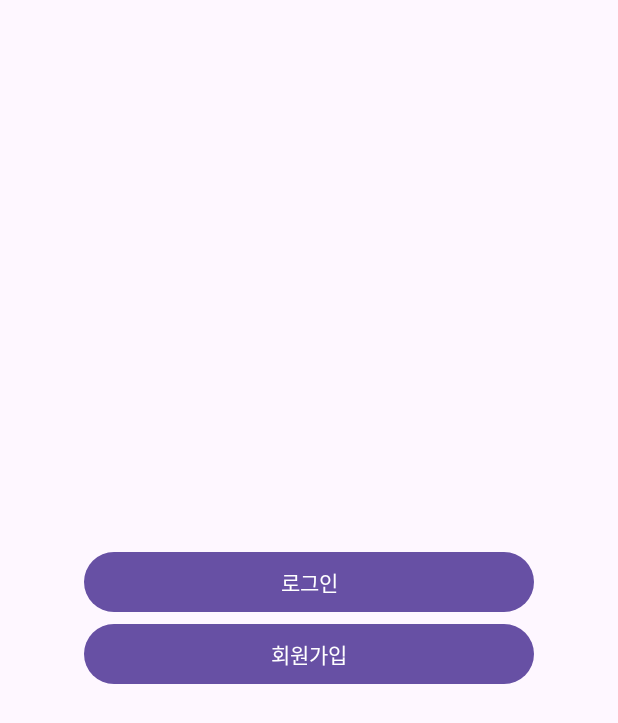
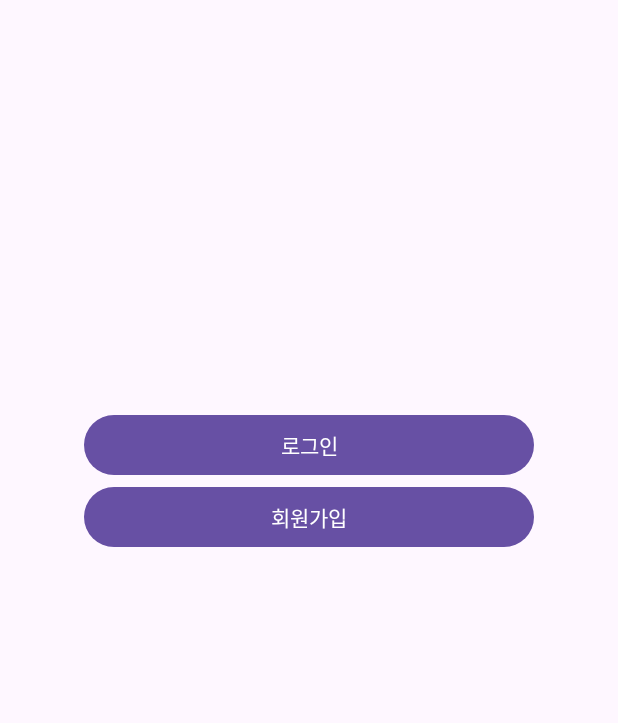
Before and after one commit to PARKMINGWAN/androidTermProject, an Android app: the screen it shows after launch (MainActivity), on a phone screen of 412 x 824 dp. Shown: the top 723 px of the screen. Run offline under Robolectric (Android 15) with nearby library versions, the phone set to English and light mode, and no system bars.

Commit message:
자동로그인 여부에따라 화면 버튼 구성 변경 로그아웃 추가 2023-08-17-11:06박민관

```diff
--- a/app/build.gradle.kts
+++ b/app/build.gradle.kts
@@ -41,6 +41,7 @@ dependencies {
     implementation ("com.firebaseui:firebase-ui-auth:7.2.0")
     implementation("com.google.firebase:firebase-auth")
     implementation("com.google.android.gms:play-services-auth:20.6.0")
+    implementation("com.google.firebase:firebase-auth-ktx:22.1.1")
     testImplementation("junit:junit:4.13.2")
     androidTestImplementation("androidx.test.ext:junit:1.1.5")
     androidTestImplementation("androidx.test.espresso:espresso-core:3.5.1")
--- a/app/src/main/java/com/example/dogwalker/MainActivity.java
+++ b/app/src/main/java/com/example/dogwalker/MainActivity.java
@@ -4,6 +4,7 @@ import androidx.appcompat.app.AppCompatActivity;
 
 import android.content.Intent;
 import android.os.Bundle;
+import android.util.Log;
 import android.view.View;
 import android.widget.Button;
 
@@ -13,37 +14,59 @@ public class MainActivity extends AppCompatActivity {
 
     Button btnJoinPage;
     Button btnSignPage;
+    Button btnLogout;
     @Override
     protected void onCreate(Bundle savedInstanceState) {
         super.onCreate(savedInstanceState);
         setContentView(R.layout.activity_main);
-        btnJoinPage =findViewById(R.id.btnJoinPage);
-        btnSignPage =findViewById(R.id.btnSignInPage);
+        btnJoinPage = findViewById(R.id.btnJoinPage);
+        btnSignPage = findViewById(R.id.btnSignInPage);
+btnLogout=findViewById(R.id.btnLogout);
 
         //자동 로그인처리
         Map<String, String> loginInfo = LoginSharedPreferencesManager.getLoginInfo(this);
-        if (!loginInfo.isEmpty()){
-            String email    = loginInfo.get("email");
+        if (!loginInfo.isEmpty()) {
+            String email = loginInfo.get("email");
             String password = loginInfo.get("password");
         }
 
 
+        if (loginInfo.get("email").length()==0) //로그 아웃 상태
+        {
+            btnSignPage.setVisibility(View.VISIBLE);
+            btnJoinPage.setVisibility(View.VISIBLE);
+            btnLogout.setVisibility(View.GONE);
+
             btnJoinPage.setOnClickListener(new View.OnClickListener() {
                 @Override
                 public void onClick(View view) {
-
                     Intent intent = new Intent(getApplicationContext(), RegisterActivity.class);
                     startActivity(intent);
                 }
             });
-
             btnSignPage.setOnClickListener(new View.OnClickListener() {
                 @Override
                 public void onClick(View view) {
-
                     Intent intent = new Intent(getApplicationContext(), LoginActivity.class);
                     startActivity(intent);
                 }
             });
+        }else { //로그인상태
+
+            btnSignPage.setVisibility(View.GONE);
+            btnJoinPage.setVisibility(View.GONE);
+            btnLogout.setVisibility(View.VISIBLE);
+            btnLogout.setOnClickListener(new View.OnClickListener() {
+                @Override
+                public void onClick(View view) {
+                    Map<String, String> loginInfo = LoginSharedPreferencesManager.getLoginInfo(MainActivity.this);
+                    LoginSharedPreferencesManager.clearPreferences(MainActivity.this);
+                    Intent intent = new Intent(getApplicationContext(), MainActivity.class);
+                    startActivity(intent);
+                }
+            });
+
+        }
+
     }
 }
--- a/app/src/main/res/layout/activity_main.xml
+++ b/app/src/main/res/layout/activity_main.xml
@@ -8,6 +8,13 @@
     android:gravity="center"
     tools:context=".MainActivity">
 
+   <LinearLayout
+       android:layout_width="wrap_content"
+       android:layout_height="wrap_content"
+       android:gravity="center"
+       android:orientation="vertical"
+       android:layout_weight="6"
+      >
    <Button
        android:id="@+id/btnSignInPage"
        android:layout_width="300dp"
@@ -20,5 +27,23 @@
        android:layout_height="wrap_content"
        android:text="회원가입"
        />
+   </LinearLayout>
+
+   <LinearLayout
+       android:layout_width="wrap_content"
+       android:layout_height="wrap_content"
+       android:gravity="center"
+       android:layout_weight="2"
+      >
+   <Button
+       android:id="@+id/btnLogout"
+
+       android:layout_width="300dp"
+       android:layout_height="wrap_content"
+       android:text="로그아웃"
+
+       />
+   </LinearLayout>
+
 
 </LinearLayout>
```
Also changed, not shown: app/src/main/java/com/example/dogwalker/LoginActivity.java (+15 -0 lines), app/src/main/java/com/example/dogwalker/RegisterActivity.java (+12 -0 lines). Lines whose indentation alone changed are shown as unchanged.
